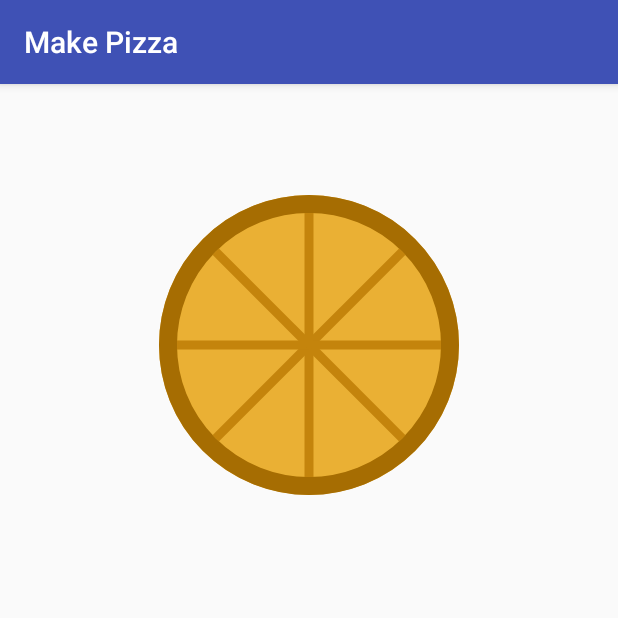
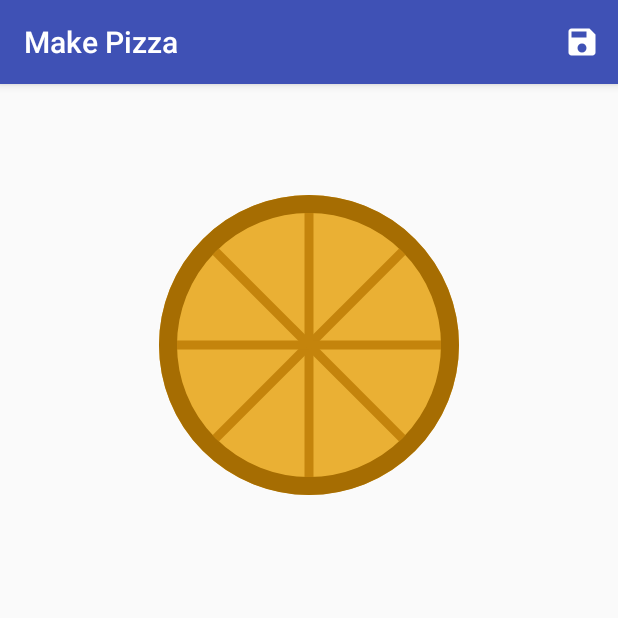
Before and after one commit to Shailesh351/android-pizza, an Android app: the screen it shows after launch (MainActivity), on a phone screen of 412 x 824 dp, the top half of it. Run offline under Robolectric (Android 15) with nearby library versions, the phone set to English and light mode, and no system bars; libraries missing offline, so code that uses them is left out: com.android.colorpicker.

Commit message:
feat: Add option to save pizza image

```diff
--- a/app/src/main/AndroidManifest.xml
+++ b/app/src/main/AndroidManifest.xml
@@ -1,6 +1,8 @@
 <?xml version="1.0" encoding="utf-8"?>
 <manifest xmlns:android="http://schemas.android.com/apk/res/android"
     package="me.shellbell.makepizza">
+
+    <uses-permission android:name="android.permission.WRITE_EXTERNAL_STORAGE" />
 
     <application
         android:allowBackup="true"
--- /dev/null
+++ b/app/src/main/res/drawable/ic_save_white_24dp.xml
@@ -0,0 +1,9 @@
+<vector xmlns:android="http://schemas.android.com/apk/res/android"
+    android:width="24dp"
+    android:height="24dp"
+    android:viewportHeight="24.0"
+    android:viewportWidth="24.0">
+    <path
+        android:fillColor="#FFFFFFFF"
+        android:pathData="M17,3L5,3c-1.11,0 -2,0.9 -2,2v14c0,1.1 0.89,2 2,2h14c1.1,0 2,-0.9 2,-2L21,7l-4,-4zM12,19c-1.66,0 -3,-1.34 -3,-3s1.34,-3 3,-3 3,1.34 3,3 -1.34,3 -3,3zM15,9L5,9L5,5h10v4z" />
+</vector>
```
Also changed, not shown: app/src/main/java/me/shellbell/makepizza/MainActivity.kt (+64 -0 lines).
